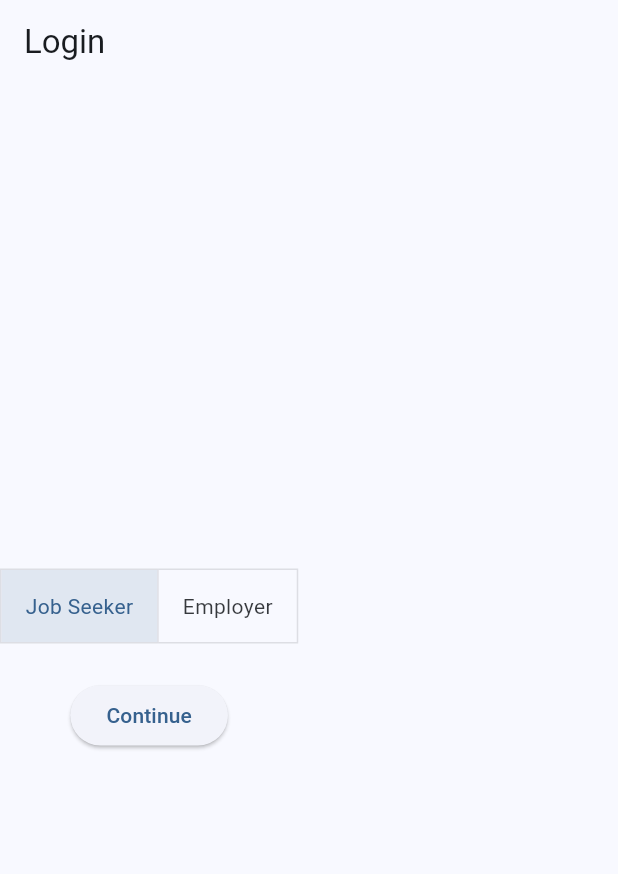
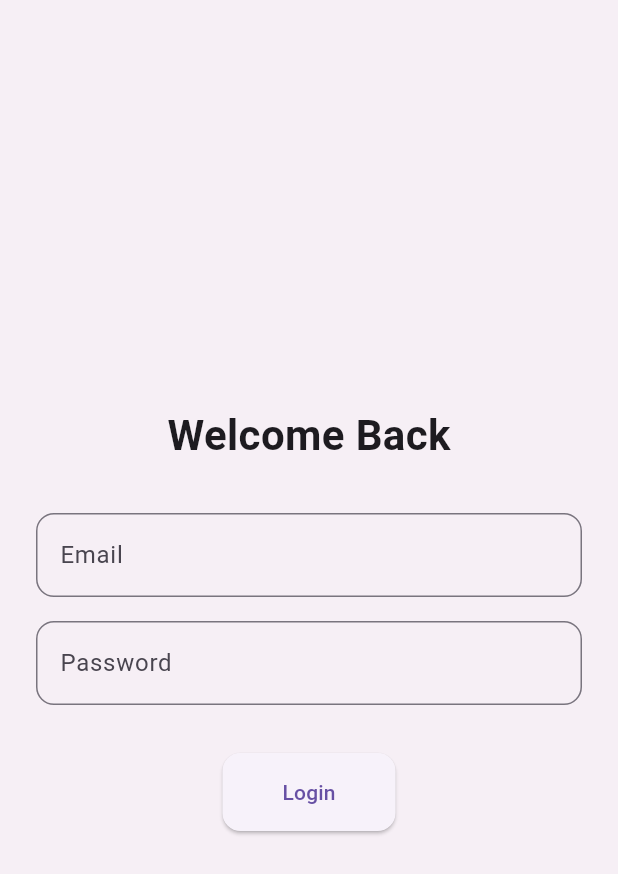
Before and after one commit to ReggieNora/hired_app, a Flutter app: the screen it shows after launch, on a phone screen of 412 x 824 dp. Shown: the top 874 px of the screen. Run offline on Flutter 3.47's test engine with Material 3 defaults, Android fonts, the phone set to English and light mode, and no system bars.

Commit message:
Went Back In Function, Fixing Logic.

```diff
--- a/hired_app/lib/main.dart
+++ b/hired_app/lib/main.dart
@@ -1,26 +1,28 @@
 import 'package:flutter/material.dart';
 import 'screens/login_screen.dart';
-import 'screens/signup_screen.dart';
-import 'screens/seeker_dashboard.dart';
-import 'screens/employer_dashboard.dart';
+import 'screens/home_screen.dart';
 
 void main() {
-  runApp(const HiredApp());
+  runApp(const MyApp());
 }
 
-class HiredApp extends StatelessWidget {
-  const HiredApp({super.key});
+class MyApp extends StatelessWidget {
+  const MyApp({super.key});
 
   @override
   Widget build(BuildContext context) {
     return MaterialApp(
-      title: 'Hired',
+      title: 'Card Stack App',
       debugShowCheckedModeBanner: false,
       theme: ThemeData(
-        colorScheme: ColorScheme.fromSeed(seedColor: Colors.blue),
-        useMaterial3: true,
+        primarySwatch: Colors.deepPurple,
+        scaffoldBackgroundColor: const Color(0xFFF6EFF5),
       ),
-      home: const LoginScreen(),
+      initialRoute: '/',
+      routes: {
+        '/': (context) => const LoginScreen(),
+        '/home': (context) => const HomeScreen(),
+      },
     );
   }
 }
--- a/hired_app/lib/screens/login_screen.dart
+++ b/hired_app/lib/screens/login_screen.dart
@@ -1,56 +1,50 @@
 import 'package:flutter/material.dart';
-import 'signup_screen.dart';
 
-class LoginScreen extends StatefulWidget {
+class LoginScreen extends StatelessWidget {
   const LoginScreen({super.key});
-
-  @override
-  State<LoginScreen> createState() => _LoginScreenState();
-}
-
-class _LoginScreenState extends State<LoginScreen> {
-  String _userType = 'seeker'; // default selection
-
-  void _navigateToSignup() {
-    Navigator.push(
-      context,
-      MaterialPageRoute(
-        builder: (_) => SignupScreen(userType: _userType),
-      ),
-    );
-  }
 
   @override
   Widget build(BuildContext context) {
     return Scaffold(
-      appBar: AppBar(title: const Text('Login')),
-      body: Column(
-        mainAxisAlignment: MainAxisAlignment.center,
-        children: [
-          ToggleButtons(
-            isSelected: [_userType == 'seeker', _userType == 'employer'],
-            onPressed: (int index) {
-              setState(() {
-                _userType = index == 0 ? 'seeker' : 'employer';
-              });
-            },
-            children: const [
-              Padding(
-                padding: EdgeInsets.symmetric(horizontal: 16.0),
-                child: Text('Job Seeker'),
+      body: Padding(
+        padding: const EdgeInsets.all(24.0),
+        child: Center(
+          child: Column(
+            mainAxisAlignment: MainAxisAlignment.center,
+            children: [
+              const Text(
+                'Welcome Back',
+                style: TextStyle(fontSize: 28, fontWeight: FontWeight.bold),
               ),
-              Padding(
-                padding: EdgeInsets.symmetric(horizontal: 16.0),
-                child: Text('Employer'),
+              const SizedBox(height: 32),
+              TextField(
+                decoration: InputDecoration(
+                  labelText: 'Email',
+                  border: OutlineInputBorder(borderRadius: BorderRadius.circular(12)),
+                ),
+              ),
+              const SizedBox(height: 16),
+              TextField(
+                obscureText: true,
+                decoration: InputDecoration(
+                  labelText: 'Password',
+                  border: OutlineInputBorder(borderRadius: BorderRadius.circular(12)),
+                ),
+              ),
+              const SizedBox(height: 32),
+              ElevatedButton(
+                onPressed: () {
+                  Navigator.pushReplacementNamed(context, '/home');
+                },
+                style: ElevatedButton.styleFrom(
+                  padding: const EdgeInsets.symmetric(horizontal: 40, vertical: 16),
+                  shape: RoundedRectangleBorder(borderRadius: BorderRadius.circular(12)),
+                ),
+                child: const Text('Login'),
               ),
             ],
           ),
-          const SizedBox(height: 24),
-          ElevatedButton(
-            onPressed: _navigateToSignup,
-            child: const Text('Continue'),
-          ),
-        ],
+        ),
       ),
     );
   }
--- a/hired_app/pubspec.yaml
+++ b/hired_app/pubspec.yaml
@@ -36,6 +36,7 @@ dependencies:
   cupertino_icons: ^1.0.8
   flutter_card_swiper: ^7.0.2
   flip_card: ^0.7.0
+  provider: ^6.1.5
 
 dev_dependencies:
   flutter_test:
```
Also changed, not shown: hired_app/lib/models/user.dart (added, +11 -0 lines), hired_app/lib/providers/user_provider.dart (added, +41 -0 lines), hired_app/lib/screens/home_screen.dart (added, +50 -0 lines), hired_app/lib/widgets/user_card.dart (added, +28 -0 lines), hired_app/pubspec.lock.
